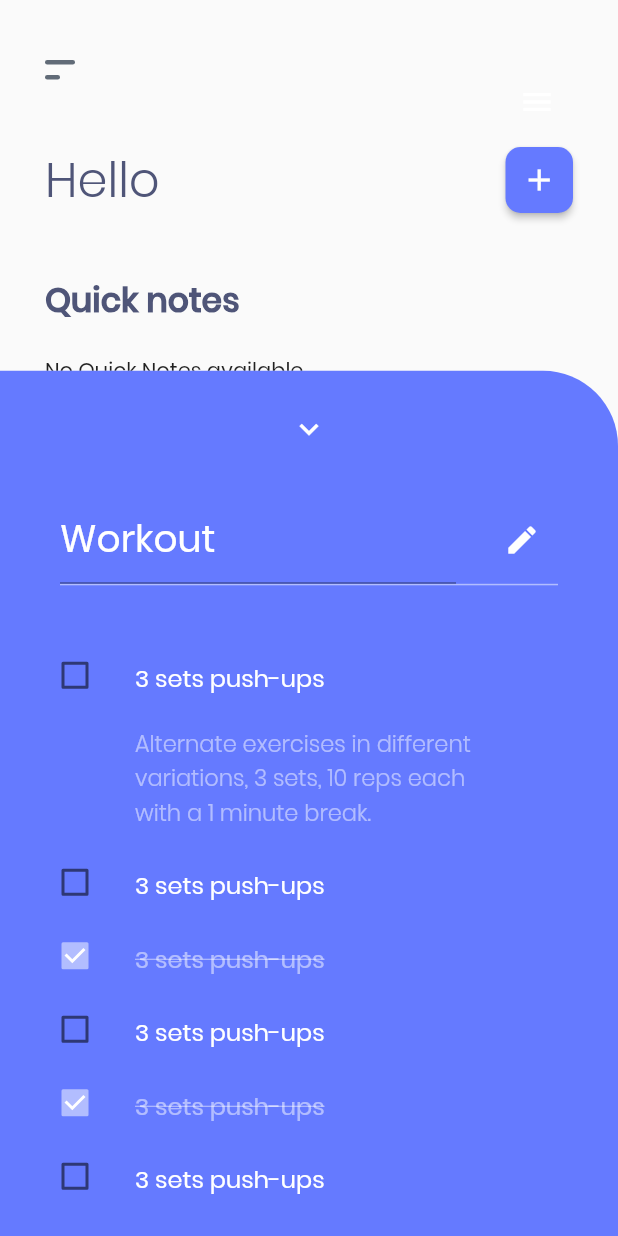
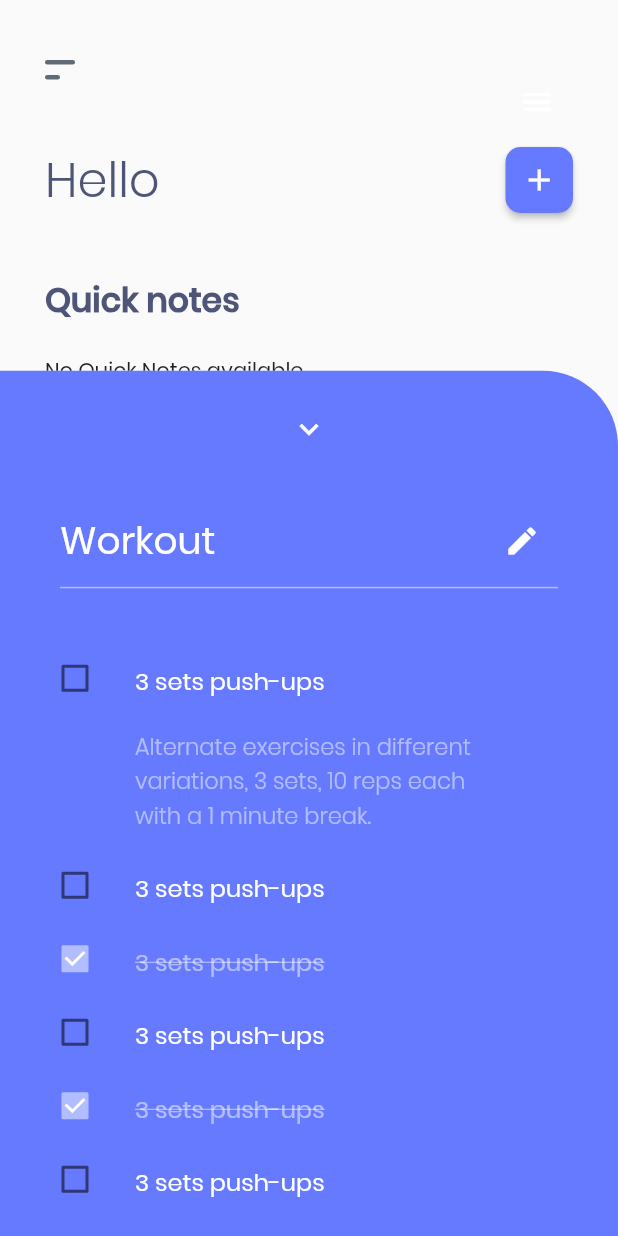
Before and after one commit to GoZaddy/Flutter-Todo-App, a Flutter app: the DashboardScreen screen opened by its route, after a tap on the "menu" icon, after a tap on the "add" icon, after a tap on "Workout", on a phone screen of 412 x 824 dp. Run offline on Flutter 3.47's test engine with Material 2 defaults, Android fonts, the phone set to English and light mode, and no system bars; our stand-ins replace cloud_firestore, firebase_auth, google_sign_in, rxdart; missing offline and left inert: random_words; accounts and stored records are empty.

```diff
--- a/lib/widgets/ListBottomSheet.dart
+++ b/lib/widgets/ListBottomSheet.dart
@@ -90,11 +90,10 @@ class _ListBottomSheetState extends State<ListBottomSheet> {
                     ),
                     controller: _textController,
                     decoration: InputDecoration(
-                      border: UnderlineInputBorder(
-                        borderSide: BorderSide(
-                          color: Color(0x80ffffff),
-                          width: 2.0
-                        )
+                      border: InputBorder.none,
+                      hintText: "List title",
+                      hintStyle: TextStyle(
+                        color: Color(0x80ffffff)
                       )
                     ),
                   ),
```
